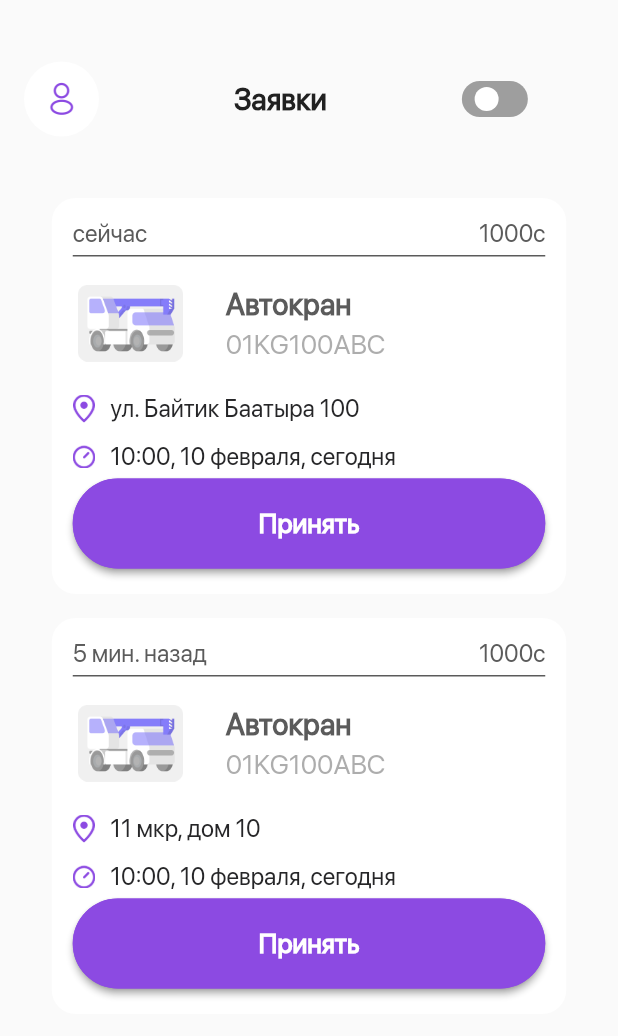
After one commit to ATekimbaev/ezy_app, a Flutter app: the ApplicationsScreen screen opened directly, on a phone screen of 412 x 824 dp. The commit adds this screen. Shown: the top 1036 px of the screen. Run offline on Flutter 3.47's test engine with Material 2 defaults, Android fonts, the phone set to English and light mode, and no system bars; drawn by our look-alikes of flutter_switch; our stand-ins replace dio, file_picker.

Commit message:
driver screen

```diff
--- /dev/null
+++ b/lib/core_data/ui/common_widgets/circle_drawer_button.dart
@@ -0,0 +1,25 @@
+import 'package:flutter/material.dart';
+import 'package:flutter/src/widgets/framework.dart';
+import 'package:flutter/src/widgets/placeholder.dart';
+
+import '../../../resources/resources.dart';
+import '../theme/app_colors.dart';
+
+class CirlceDrawerButton extends StatelessWidget {
+  const CirlceDrawerButton({super.key});
+
+  @override
+  Widget build(BuildContext context) {
+    return CircleAvatar(
+      backgroundColor: AppColors.white,
+      maxRadius: 25,
+      // minRadius: 25,
+      child: Center(
+          child: Image.asset(
+        Images.profile,
+        width: 24,
+        height: 24,
+      )),
+    );
+  }
+}
--- /dev/null
+++ b/lib/core_data/ui/common_widgets/custom_flutter_switch.dart
@@ -0,0 +1,30 @@
+import 'package:flutter/material.dart';
+import 'package:flutter_switch/flutter_switch.dart';
+
+import '../theme/app_colors.dart';
+
+class CustomSwitch extends StatefulWidget {
+  const CustomSwitch({super.key});
+
+  @override
+  State<CustomSwitch> createState() => _CustomSwitchState();
+}
+
+class _CustomSwitchState extends State<CustomSwitch> {
+  bool isSwitchOn = false;
+  bool status = false;
+  @override
+  Widget build(BuildContext context) {
+    return FlutterSwitch(
+      width: 44,
+      height: 24,
+      activeColor: AppColors.green,
+      value: isSwitchOn,
+      onToggle: (value) {
+        setState(() {
+          isSwitchOn = value;
+        });
+      },
+    );
+  }
+}
--- a/lib/core_data/ui/common_widgets/drawer_widget.dart
+++ b/lib/core_data/ui/common_widgets/drawer_widget.dart
@@ -23,17 +23,17 @@ class DrawerWidget extends StatelessWidget {
         child: Column(
           crossAxisAlignment: CrossAxisAlignment.start,
           children: [
-            SizedBox(
+           const SizedBox(
               height: 60,
             ),
             Row(
               children: [
                 Image.asset(
                   Images.avatar,
-                  width: 19,
-                  height: 24,
+                  width: 41,
+                  height: 41,
                 ),
-                SizedBox(
+               const SizedBox(
                   width: 20,
                 ),
                 Column(
@@ -44,7 +44,7 @@ class DrawerWidget extends StatelessWidget {
                       style:
                           AppFonts.w600s20.copyWith(color: AppColors.grey),
                     ),
-                    SizedBox(
+                  const  SizedBox(
                       height: 2,
                     ),
                     Text(
@@ -56,7 +56,7 @@ class DrawerWidget extends StatelessWidget {
                 )
               ],
             ),
-            SizedBox(
+           const SizedBox(
               height: 45,
             ),
             Text(
--- a/lib/core_data/ui/common_widgets/driver_drawer_widget.dart
+++ b/lib/core_data/ui/common_widgets/driver_drawer_widget.dart
@@ -31,7 +31,7 @@ class _DriverDrawerWidgetState extends State<DriverDrawerWidget> {
         child: Column(
           crossAxisAlignment: CrossAxisAlignment.start,
           children: [
-            SizedBox(
+            const SizedBox(
               height: 60,
             ),
             Row(
@@ -41,7 +41,7 @@ class _DriverDrawerWidgetState extends State<DriverDrawerWidget> {
                   width: 41,
                   height: 41,
                 ),
-                SizedBox(
+              const  SizedBox(
                   width: 20,
                 ),
                 Column(
@@ -52,7 +52,7 @@ class _DriverDrawerWidgetState extends State<DriverDrawerWidget> {
                       style:
                           AppFonts.w600s20.copyWith(color: AppColors.grey),
                     ),
-                    SizedBox(
+                const    SizedBox(
                       height: 2,
                     ),
                     Text(
--- a/lib/core_data/ui/theme/app_colors.dart
+++ b/lib/core_data/ui/theme/app_colors.dart
@@ -18,4 +18,5 @@ abstract class AppColors {
   static const Color icons = Color(0xffD2D3D6);
   static const Color green = Color(0xff21D147);
   static const Color red = Color(0xffF02727);
+  static const Color blackText = Color(0xff262628);
 }
--- /dev/null
+++ b/lib/features/applications_screen/applications_screen.dart
@@ -0,0 +1,99 @@
+import 'package:ezy_app/core_data/ui/common_widgets/app_button.dart';
+import 'package:ezy_app/features/applications_screen/widget/application_card.dart';
+import 'package:flutter/material.dart';
+import 'package:flutter_switch/flutter_switch.dart';
+
+import '../../core_data/ui/common_widgets/circle_drawer_button.dart';
+import '../../core_data/ui/common_widgets/custom_flutter_switch.dart';
+import '../../core_data/ui/common_widgets/driver_drawer_widget.dart';
+import '../../core_data/ui/theme/app_colors.dart';
+import '../../core_data/ui/theme/app_fonts.dart';
+import '../../resources/resources.dart';
+
+class ApplicationsScreen extends StatefulWidget {
+  const ApplicationsScreen({super.key});
+
+  @override
+  State<ApplicationsScreen> createState() => _ApplicationsScreenState();
+}
+
+class _ApplicationsScreenState extends State<ApplicationsScreen> {
+
+  @override
+  Widget build(BuildContext context) {
+    return Scaffold(
+      drawer: const DriverDrawerWidget(),
+      body: SingleChildScrollView(
+        child: Column(
+          children: [
+            const SizedBox(
+              height: 25,
+            ),
+            Padding(
+              padding: const EdgeInsets.all(16.0),
+              child: Row(
+                children: [
+                  Builder(builder: (context) {
+                    return InkWell(
+                      onTap: () {
+                        Scaffold.of(context).openDrawer();
+                      },
+                      child: CirlceDrawerButton(),
+                    );
+                  }),
+                  const SizedBox(
+                    width: 90,
+                  ),
+                  Text(
+                    'Заявки',
+                    style: AppFonts.w600s20.copyWith(color: AppColors.black),
+                  ),
+                  const SizedBox(
+                    width: 90,
+                  ),
+                const  CustomSwitch()
+                ],
+              ),
+            ),
+            const SizedBox(
+              height: 25,
+            ),
+         const   ApplicationCard(
+                truck: 'Автокран',
+                publicNumber: '01KG100ABC',
+                price: 1000,
+                street: 'ул. Байтик Баатыра 100',
+                time: '10:00, 10 февраля, сегодня ',
+                callTime: 'сейчас',
+                freightCar: Images.card),
+                 const SizedBox(
+              height: 16,
+            ),
+            const ApplicationCard(
+                truck: 'Автокран',
+                publicNumber: '01KG100ABC',
+                price: 1000,
+                street: '11 мкр, дом 10',
+                time: '10:00, 10 февраля, сегодня ',
+                callTime: '5 мин. назад',
+                freightCar: Images.card),
+                 const SizedBox(
+              height: 16,
+            ),
+            // const ApplicationCard(
+            //     truck: 'Автокран',
+            //     publicNumber: '01KG100ABC',
+            //     price: 1000,
+            //     street: '11 мкр, дом 10',
+            //     time: '10:00, 10 февраля, сегодня ',
+            //     callTime: '1 час. назад',
+            //     freightCar: Images.card),
+            //      const SizedBox(
+            //   height: 16,
+            // ),
+          ],
+        ),
+      ),
+    );
+  }
+}
--- /dev/null
+++ b/lib/features/applications_screen/widget/application_card.dart
@@ -0,0 +1,159 @@
+import 'package:flutter/material.dart';
+
+import '../../../core_data/ui/common_widgets/app_button.dart';
+import '../../../core_data/ui/theme/app_colors.dart';
+import '../../../core_data/ui/theme/app_fonts.dart';
+import '../../../resources/resources.dart';
+
+class ApplicationCard extends StatelessWidget {
+  const ApplicationCard(
+      {super.key,
+      required this.truck,
+      required this.publicNumber,
+      required this.price,
+      required this.street,
+      required this.time,
+      required this.callTime,
+      required this.freightCar});
+  final String truck;
+  final String publicNumber;
+  final int price;
+  final String street;
+  final String time;
+  final String callTime;
+  final String freightCar;
+  @override
+  Widget build(BuildContext context) {
+    return Container(
+      width: 343,
+      height: 264,
+      decoration: BoxDecoration(
+        color: AppColors.white,
+        borderRadius: BorderRadius.circular(16),
+      ),
+      child: Padding(
+        padding: const EdgeInsets.all(14.0),
+        child: Column(
+          crossAxisAlignment: CrossAxisAlignment.start,
+          children: [
+            // const SizedBox(
+            //   height: 4,
+            // ),
+            Row(
+              children: [
+                // const SizedBox(
+                // width: 14,
+                // ),
+                Expanded(
+                  child: Text(
+                    '$callTime          ',
+                    style: AppFonts.w400s16.copyWith(color: AppColors.grey),
+                    // overflow: TextOverflow.ellipsis,
+                    softWrap: false,
+                      //  maxLines: 8,
+                  ),
+                ),
+                // const SizedBox(
+                  // width: ,
+                // ),/
+                Text(
+                  '${price}c',
+                  style: AppFonts.w400s16.copyWith(color: AppColors.grey),
+                  // softWrap: false,
+                )
+              ],
+            ),
+            const SizedBox(
+              height: 5,
+            ),
+            Container(
+              width: 315,
+              height: 1,
+              color: AppColors.grey,
+            ),
+            const SizedBox(
+              height: 19,
+            ),
+            Row(
+              children: [
+                Image.asset(
+                  freightCar,
+                  width: 77,
+                  height: 51,
+                ),
+                const SizedBox(
+                  width: 25,
+                ),
+                Column(
+                  crossAxisAlignment: CrossAxisAlignment.start,
+                  children: [
+                    Text(
+                      truck,
+                      style: AppFonts.w600s20.copyWith(color: AppColors.grey),
+                    ),
+                    const SizedBox(
+                      height: 4,
+                    ),
+                    Text(
+                      publicNumber,
+                      style: AppFonts.w400s18
+                          .copyWith(color: AppColors.grey.withOpacity(0.5)),
+                    )
+                  ],
+                )
+              ],
+            ),
+            const SizedBox(
+              height: 22,
+            ),
+            Row(
+              children: [
+                Image.asset(
+                  Images.pointIcon,
+                  width: 15,
+                  height: 19,
+                ),
+                const SizedBox(
+                  width: 10,
+                ),
+                Text(
+                  street,
+                  style: AppFonts.w400s16.copyWith(color: AppColors.blackText),
+                )
+              ],
+            ),
+            const SizedBox(
+              height: 13,
+            ),
+            Row(
+              children: [
+                Image.asset(
+                  Images.timeIcon,
+                  width: 15,
+                  height: 19,
+                ),
+                const SizedBox(
+                  width: 10,
+                ),
+                Text(
+                  time,
+                  style: AppFonts.w400s16.copyWith(color: AppColors.blackText),
+                ),
+              ],
+            ),
+            const SizedBox(
+              height: 5,
+            ),
+            AppButton(
+                width: 315,
+                isTransparent: false,
+                backGroundColor: AppColors.violet,
+                borderColor: AppColors.violet,
+                title: 'Принять',
+                onPressed: () {})
+          ],
+        ),
+      ),
+    );
+  }
+}
--- a/lib/features/catalog_screen/catalog_screen.dart
+++ b/lib/features/catalog_screen/catalog_screen.dart
@@ -4,6 +4,7 @@ import 'package:flutter/material.dart';
 import 'package:flutter/src/widgets/framework.dart';
 import 'package:flutter/src/widgets/placeholder.dart';
 
+import '../../core_data/ui/common_widgets/circle_drawer_button.dart';
 import '../../core_data/ui/common_widgets/drawer_widget.dart';
 import '../../core_data/ui/common_widgets/gridview_container_widget.dart';
 import '../../core_data/ui/theme/app_colors.dart';
@@ -32,17 +33,7 @@ class CatalogScreen extends StatelessWidget {
                     onTap: () {
                       Scaffold.of(context).openDrawer();
                     },
-                    child: CircleAvatar(
-                      backgroundColor: AppColors.white,
-                      maxRadius: 25,
-                      // minRadius: 25,
-                      child: Center(
-                          child: Image.asset(
-                        Images.profile,
-                        width: 24,
-                        height: 24,
-                      )),
-                    ),
+                    child: CirlceDrawerButton()
                   );
                 }),
                 const SizedBox(
--- a/lib/main.dart
+++ b/lib/main.dart
@@ -1,5 +1,6 @@
 import 'package:ezy_app/features/catalog_screen/catalog_screen.dart';
 import 'package:flutter/material.dart';
+import 'features/applications_screen/applications_screen.dart';
 import 'features/auto_parts_store/auto_parts_store.dart';
 import 'features/customers_screen/registration_screen/registration_screen.dart';
 import 'features/driver_registration_screen/driver registration_screen.dart';
@@ -21,7 +22,7 @@ class MyApp extends StatelessWidget {
       // home: DriverRegistrationScreen(),
       // home: AutoPartsStore(),
       // home: WelcomeScreen(),
-      home: CatalogScreen(),
+      home: CatalogScreen()
     );
   }
 }
--- a/lib/resources/images.dart
+++ b/lib/resources/images.dart
@@ -7,6 +7,8 @@ class Images {
   static const String frame = 'assets/images/Frame.png';
   static const String iconex = 'assets/images/Iconex.png';
   static const String iconexRemove = 'assets/images/Iconex_remove.png';
+  static const String pointIcon = 'assets/images/Point Icon.png';
+  static const String timeIcon = 'assets/images/Time Icon.png';
   static const String allCars = 'assets/images/all cars.png';
   static const String arrowUp = 'assets/images/arrow-up.png';
   static const String avatar = 'assets/images/avatar.png';
```
Also changed, not shown: assets/images/Group 3632.svg (added), assets/images/Point Icon.png (added), assets/images/Time Icon.png (added), 1 other file.
